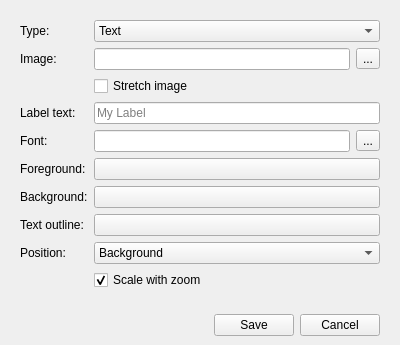
Old version of the form src/ui/map_label.ui in the repository patrickvinas/Mudlet.
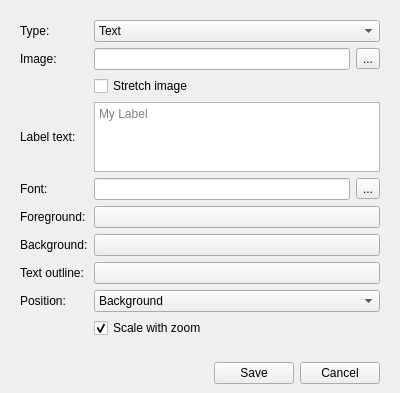
New version of the form.

Commit message: Improve: make map label input box handle more than one line. (#7674)

Diff of the .ui file:
```diff
--- a/src/ui/map_label.ui
+++ b/src/ui/map_label.ui
@@ -98,7 +98,13 @@
        </widget>
       </item>
       <item row="3" column="1" colspan="2">
-       <widget class="QLineEdit" name="lineEdit_text">
+       <widget class="QPlainTextEdit" name="plainTextEdit_labelText">
+        <property name="tabChangesFocus">
+         <bool>true</bool>
+        </property>
+        <property name="lineWrapMode">
+         <enum>QPlainTextEdit::LineWrapMode::NoWrap</enum>
+        </property>
         <property name="placeholderText">
          <string>My Label</string>
         </property>
```
Left out of the diff: 2 changed lines with no effect on the pictures. The commit also changes 1 other file.
